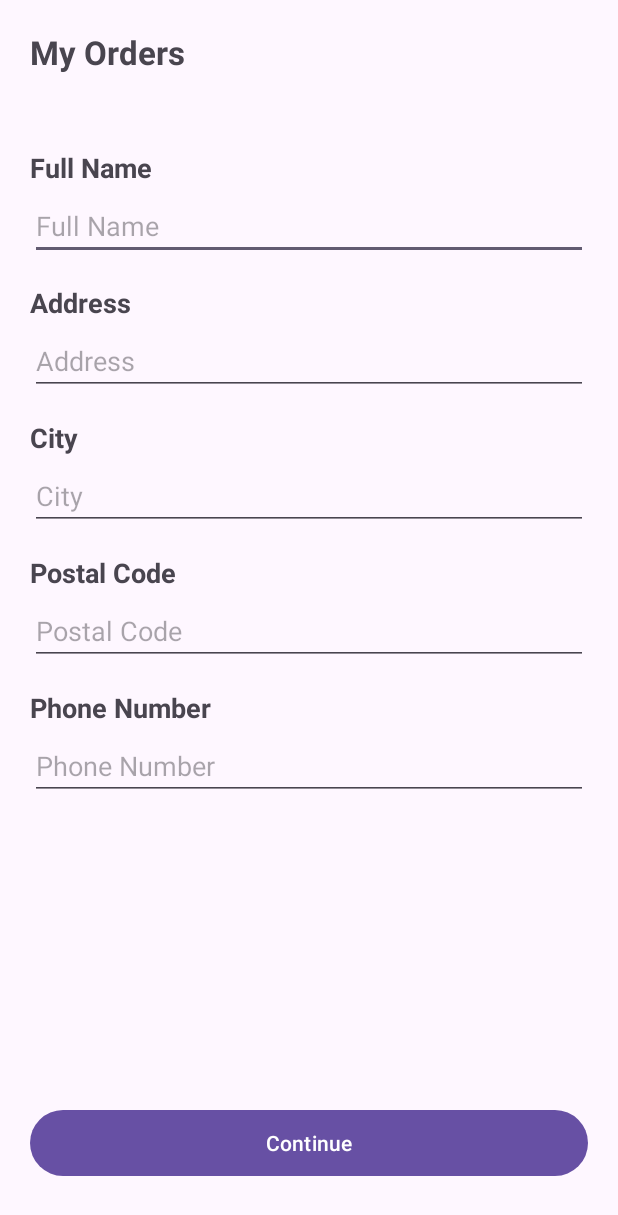
After one commit to chkaradimitriou/PharmacyApp, an Android app: the OrderAddressActivity screen opened directly, with no data from a screen before it, on a phone screen of 412 x 824 dp. The commit adds this screen. Shown: the top 1215 px of the screen. Run offline under Robolectric (Android 15) with nearby library versions, the phone set to English and light mode, and no system bars; our stand-ins replace Firebase (no records; nobody signed in at launch, a user with empty details on screens opened directly), data binding.

Commit message:
my Orders

```diff
--- a/app/src/main/AndroidManifest.xml
+++ b/app/src/main/AndroidManifest.xml
@@ -14,6 +14,12 @@
         android:supportsRtl="true"
         android:theme="@style/Theme.PharmacyApp"
         tools:targetApi="31">
+        <activity
+            android:name=".ui.orders.OrdersActivity"
+            android:exported="false" />
+        <activity
+            android:name=".ui.orderaddress.OrderAddressActivity"
+            android:exported="false" />
         <activity
             android:name=".ui.editusername.EditUsernameActivity"
             android:exported="false" />
--- a/app/src/main/java/com/ckaradimitriou/pharmacyapp/ui/cart/CartViewModel.java
+++ b/app/src/main/java/com/ckaradimitriou/pharmacyapp/ui/cart/CartViewModel.java
@@ -12,6 +12,7 @@ import com.google.firebase.firestore.DocumentSnapshot;
 import com.google.firebase.firestore.FirebaseFirestore;
 
 import java.util.ArrayList;
+import java.util.HashMap;
 import java.util.List;
 import java.util.Map;
 import java.util.Objects;
--- /dev/null
+++ b/app/src/main/java/com/ckaradimitriou/pharmacyapp/ui/orderaddress/OrderAddressActivity.java
@@ -0,0 +1,72 @@
+package com.ckaradimitriou.pharmacyapp.ui.orderaddress;
+
+import android.content.Intent;
+import android.os.Bundle;
+import android.os.PersistableBundle;
+import android.widget.Toast;
+
+import androidx.annotation.Nullable;
+import androidx.appcompat.app.AppCompatActivity;
+import androidx.lifecycle.ViewModelProvider;
+
+import com.ckaradimitriou.pharmacyapp.databinding.ActivityOrderAdressBinding;
+import com.ckaradimitriou.pharmacyapp.model.Product;
+import com.ckaradimitriou.pharmacyapp.ui.dashboard.DashboardActivity;
+import com.google.gson.Gson;
+import com.google.gson.reflect.TypeToken;
+
+import java.lang.reflect.Type;
+import java.util.List;
+
+public class OrderAddressActivity extends AppCompatActivity {
+
+    private ActivityOrderAdressBinding binding;
+    private OrderAddressViewModel viewModel;
+    private Gson gson = new Gson();
+
+    @Override
+    protected void onCreate(Bundle savedInstanceState) {
+        super.onCreate(savedInstanceState);
+        binding = ActivityOrderAdressBinding.inflate(getLayoutInflater());
+        setContentView(binding.getRoot());
+    }
+
+    @Override
+    protected void onPostCreate(@Nullable Bundle savedInstanceState) {
+        super.onPostCreate(savedInstanceState);
+
+        viewModel = new ViewModelProvider(this).get(OrderAddressViewModel.class);
+
+        String productList = getIntent().getStringExtra("PRODUCTS");
+        if (productList != null) {
+            Type listType = new TypeToken<List<Product>>() {
+            }.getType();
+
+            List<Product> products = gson.fromJson(productList, listType);
+            viewModel.setProductList(products);
+        }
+
+        binding.continueBtn.setOnClickListener(view -> {
+            String fullName = binding.orderNameEditTxt.getText().toString();
+            String address = binding.orderAddressEditTxt.getText().toString();
+            String city = binding.orderCityEditTxt.getText().toString();
+            String postalCode = binding.orderPostalCodeEditTxt.getText().toString();
+            String phone = binding.orderPhoneEditTxt.getText().toString();
+            viewModel.performOrder(fullName, address, city, postalCode, phone);
+        });
+
+        viewModel.orderPlacedSuccessfully.observe(this, orderPlacedSuccessfully -> {
+            if (orderPlacedSuccessfully) {
+                Intent intent = new Intent(OrderAddressActivity.this, DashboardActivity.class);
+                intent.addFlags(Intent.FLAG_ACTIVITY_CLEAR_TOP);
+                startActivity(intent);
+            } else {
+                Toast.makeText(
+                        this,
+                        "Generic error. Please Try again!",
+                        Toast.LENGTH_LONG
+                ).show();
+            }
+        });
+    }
+}
--- a/app/src/main/java/com/ckaradimitriou/pharmacyapp/ui/profile/ProfileActivity.java
+++ b/app/src/main/java/com/ckaradimitriou/pharmacyapp/ui/profile/ProfileActivity.java
@@ -11,6 +11,7 @@ import androidx.lifecycle.ViewModelProvider;
 import com.ckaradimitriou.pharmacyapp.R;
 import com.ckaradimitriou.pharmacyapp.databinding.ActivityProfileBinding;
 import com.ckaradimitriou.pharmacyapp.ui.editusername.EditUsernameActivity;
+import com.ckaradimitriou.pharmacyapp.ui.orders.OrdersActivity;
 import com.ckaradimitriou.pharmacyapp.ui.splash.SplashActivity;
 
 public class ProfileActivity extends AppCompatActivity {
@@ -31,6 +32,11 @@ public class ProfileActivity extends AppCompatActivity {
         super.onPostCreate(savedInstanceState);
 
         viewModel = new ViewModelProvider(this).get(ProfileViewModel.class);
+
+        binding.myOrdersBtn.setOnClickListener(view -> {
+            Intent intent = new Intent(ProfileActivity.this, OrdersActivity.class);
+            startActivity(intent);
+        });
 
         binding.editUsernameBtn.setOnClickListener(view -> {
             Intent intent = new Intent(ProfileActivity.this, EditUsernameActivity.class);
--- /dev/null
+++ b/app/src/main/res/layout/activity_order_adress.xml
@@ -0,0 +1,136 @@
+<?xml version="1.0" encoding="utf-8"?>
+<layout xmlns:android="http://schemas.android.com/apk/res/android"
+    xmlns:app="http://schemas.android.com/apk/res-auto"
+    xmlns:tools="http://schemas.android.com/tools">
+
+    <data>
+
+    </data>
+
+    <androidx.constraintlayout.widget.ConstraintLayout
+        android:id="@+id/main"
+        android:layout_width="match_parent"
+        android:layout_height="match_parent"
+        android:padding="@dimen/dimen_20"
+        tools:context=".ui.orderaddress.OrderAdressActivity">
+
+        <TextView
+            android:id="@+id/orderTitleTxtView"
+            style="@style/headline_2_bold"
+            android:layout_width="match_parent"
+            android:layout_height="wrap_content"
+            android:text="@string/order_title_name"
+            app:layout_constraintStart_toStartOf="parent"
+            app:layout_constraintTop_toTopOf="parent" />
+
+        <TextView
+            android:id="@+id/orderNameTxtView"
+            style="@style/headline_4_bold"
+            android:layout_width="match_parent"
+            android:layout_height="wrap_content"
+            android:layout_marginTop="@dimen/dimen_50"
+            android:text="@string/order_full_name"
+            app:layout_constraintStart_toStartOf="parent"
+            app:layout_constraintTop_toBottomOf="@id/orderTitleTxtView" />
+
+        <EditText
+            android:id="@+id/orderNameEditTxt"
+            android:layout_width="match_parent"
+            android:layout_height="wrap_content"
+            android:layout_marginTop="@dimen/dimen_4"
+            android:hint="@string/order_full_name"
+            android:textSize="@dimen/text_18"
+            app:layout_constraintStart_toStartOf="@id/orderNameEditTxt"
+            app:layout_constraintTop_toBottomOf="@id/orderNameTxtView" />
+
+        <TextView
+            android:id="@+id/orderAddressTxtView"
+            style="@style/headline_4_bold"
+            android:layout_width="match_parent"
+            android:layout_height="wrap_content"
+            android:layout_marginTop="@dimen/dimen_16"
+            android:text="@string/order_address"
+            app:layout_constraintStart_toStartOf="parent"
+            app:layout_constraintTop_toBottomOf="@id/orderNameEditTxt" />
+
+        <EditText
+            android:id="@+id/orderAddressEditTxt"
+            android:layout_width="match_parent"
+            android:layout_height="wrap_content"
+            android:layout_marginTop="@dimen/dimen_4"
+            android:hint="@string/order_address"
+            android:textSize="@dimen/text_18"
+            app:layout_constraintStart_toStartOf="@id/orderAddressTxtView"
+            app:layout_constraintTop_toBottomOf="@id/orderAddressTxtView" />
+
+        <TextView
+            android:id="@+id/orderCityTxtView"
+            style="@style/headline_4_bold"
+            android:layout_width="match_parent"
+            android:layout_height="wrap_content"
+            android:layout_marginTop="@dimen/dimen_16"
+            android:text="@string/order_city"
+            app:layout_constraintStart_toStartOf="parent"
+            app:layout_constraintTop_toBottomOf="@id/orderAddressEditTxt" />
+
+        <EditText
+            android:id="@+id/orderCityEditTxt"
+            android:layout_width="match_parent"
+            android:layout_height="wrap_content"
+            android:layout_marginTop="@dimen/dimen_4"
+            android:hint="@string/order_city"
+            android:textSize="@dimen/text_18"
+            app:layout_constraintStart_toStartOf="@id/orderCityTxtView"
+            app:layout_constraintTop_toBottomOf="@id/orderCityTxtView" />
+
+        <TextView
+            android:id="@+id/orderPostalCodeTxtView"
+            style="@style/headline_4_bold"
+            android:layout_width="match_parent"
+            android:layout_height="wrap_content"
+            android:layout_marginTop="@dimen/dimen_16"
+            android:text="@string/order_postal_code"
+            app:layout_constraintStart_toStartOf="parent"
+            app:layout_constraintTop_toBottomOf="@id/orderCityEditTxt" />
+
+        <EditText
+            android:id="@+id/orderPostalCodeEditTxt"
+            android:layout_width="match_parent"
+            android:layout_height="wrap_content"
+            android:layout_marginTop="@dimen/dimen_4"
+            android:hint="@string/order_postal_code"
+            android:textSize="@dimen/text_18"
+            app:layout_constraintStart_toStartOf="@id/orderPostalCodeTxtView"
+            app:layout_constraintTop_toBottomOf="@id/orderPostalCodeTxtView" />
+
+        <TextView
+            android:id="@+id/orderPhoneTxtView"
+            style="@style/headline_4_bold"
+            android:layout_width="match_parent"
+            android:layout_height="wrap_content"
+            android:layout_marginTop="@dimen/dimen_16"
+            android:text="@string/order_phone_number"
+            app:layout_constraintStart_toStartOf="parent"
+            app:layout_constraintTop_toBottomOf="@id/orderPostalCodeEditTxt" />
+
+        <EditText
+            android:id="@+id/orderPhoneEditTxt"
+            android:layout_width="match_parent"
+            android:layout_height="wrap_content"
+            android:layout_marginTop="@dimen/dimen_4"
+            android:hint="@string/order_phone_number"
+            android:textSize="@dimen/text_18"
+            app:layout_constraintStart_toStartOf="@id/orderPhoneTxtView"
+            app:layout_constraintTop_toBottomOf="@id/orderPhoneTxtView" />
+
+        <Button
+            android:id="@+id/continueBtn"
+            android:layout_width="match_parent"
+            android:layout_height="@dimen/dimen_52"
+            android:layout_marginBottom="@dimen/dimen_16"
+            android:text="@string/order_continue_btn"
+            app:layout_constraintBottom_toBottomOf="parent"
+            app:layout_constraintStart_toStartOf="parent" />
+
+    </androidx.constraintlayout.widget.ConstraintLayout>
+</layout>
--- a/app/src/main/res/values/strings.xml
+++ b/app/src/main/res/values/strings.xml
@@ -52,9 +52,18 @@
     <string name="username_description">Please enter the new Username</string>
     <string name="username_input_hint">Username</string>
     <string name="edit_username_btn">Save</string>
+    <string name="my_orders_btn">My Orders</string>
     <string name="edit_username_snackbar_save">Your new username was saved successfully</string>
     <string name="edit_username_snackbar_error_message">An error occured. Please try again.</string>
 
+    <!-- Order Adress Screen-->
+    <string name="order_title_name">My Orders</string>
+    <string name="order_full_name">Full Name</string>
+    <string name="order_address">Address</string>
+    <string name="order_city">City</string>
+    <string name="order_postal_code">Postal Code</string>
+    <string name="order_phone_number">Phone Number</string>
+    <string name="order_continue_btn">Continue</string>
 
 
 
```
Also changed, not shown: app/src/main/java/com/ckaradimitriou/pharmacyapp/ui/cart/CartActivity.java (+8 -0 lines), app/src/main/java/com/ckaradimitriou/pharmacyapp/ui/orderaddress/OrderAddressViewModel.java (added, +73 -0 lines), app/src/main/java/com/ckaradimitriou/pharmacyapp/ui/orders/OrdersActivity.java (added, +29 -0 lines), app/src/main/java/com/ckaradimitriou/pharmacyapp/ui/orders/OrdersViewModel.java (added, +8 -0 lines), app/src/main/res/layout/activity_orders.xml (added, +20 -0 lines), app/src/main/res/layout/activity_profile.xml (+17 -2 lines).
